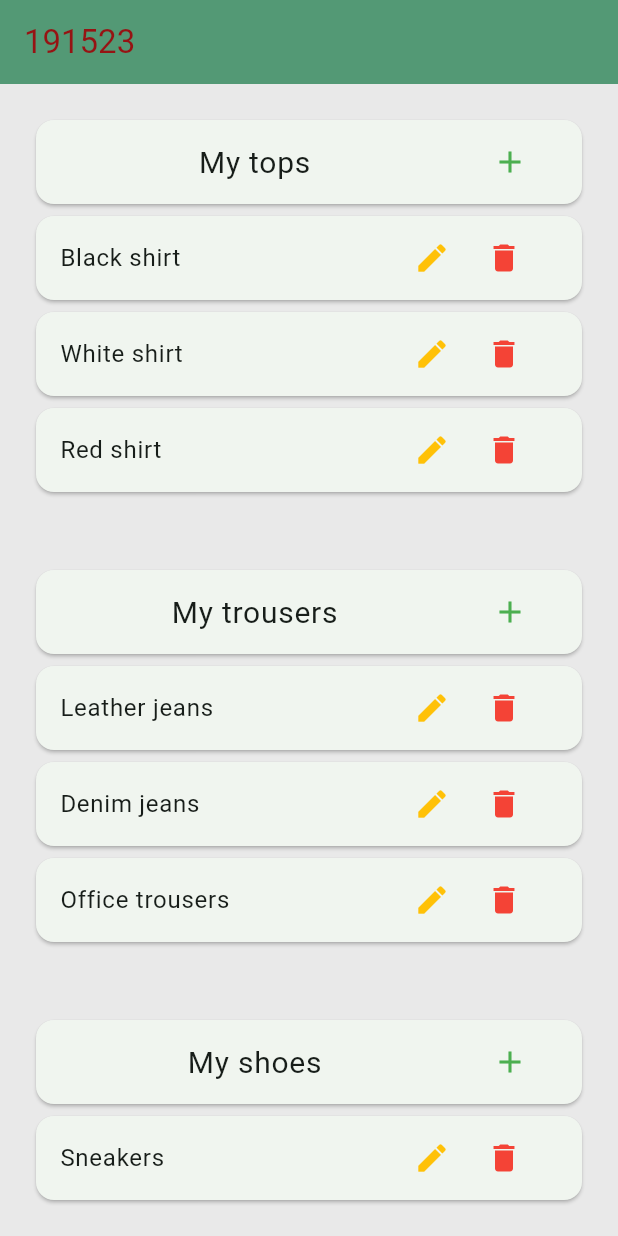
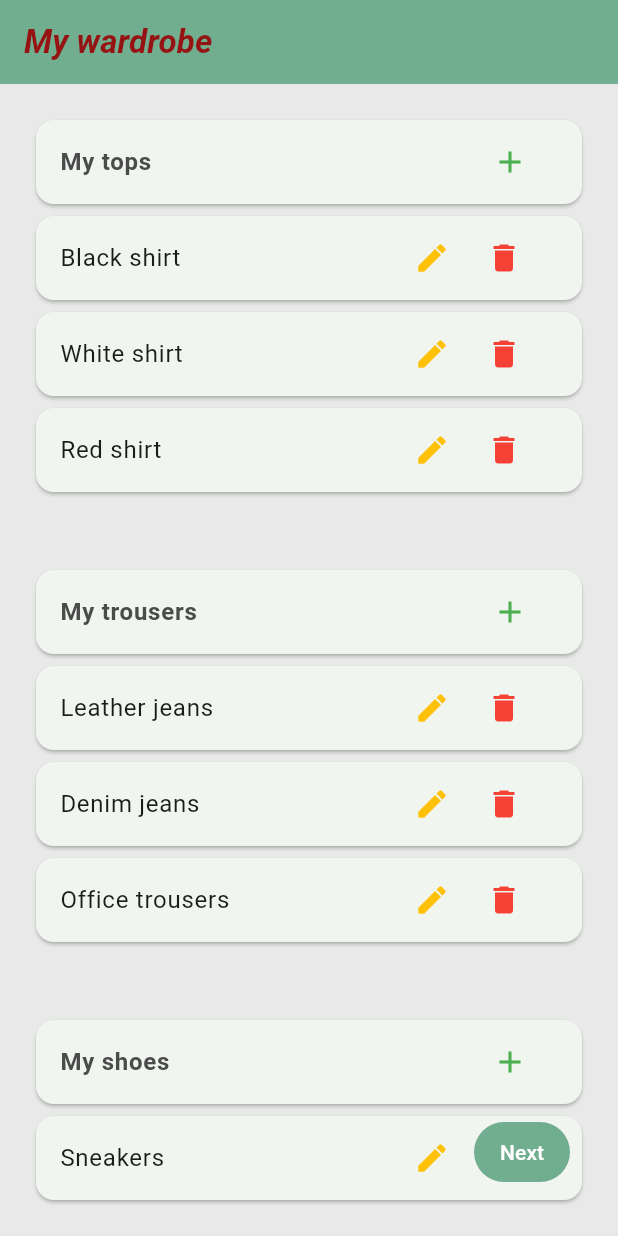
Before and after one commit to teonakuzmanovska/Mobile_Information_Systems, a Flutter app: the screen it shows after launch, on a phone screen of 412 x 824 dp. Run offline on Flutter 3.47's test engine with Material 3 defaults, Android fonts, the phone set to English and light mode, and no system bars.

Commit message:
finished home page

```diff
--- a/labs/lab2/lib/main.dart
+++ b/labs/lab2/lib/main.dart
@@ -159,12 +159,11 @@ Widget _buildClothingList(String category) {
         children: <Widget>[
           Card(
             child: ListTile(
-            title: Center(
-              child: Text(
+              title: Text(
                 "My $category",
-                style: const TextStyle(fontSize: 20),
-                textAlign: TextAlign.center,
-              ),
+                style: const TextStyle(
+                    fontWeight: FontWeight.bold,
+                    color: Color.fromARGB(255, 75, 75, 75)),
               ),
               trailing: IconButton(
                 icon: const Icon(Icons.add),
@@ -221,15 +220,17 @@ Widget _buildClothingList(String category) {
     );
   }
 
-
   @override
   Widget build(BuildContext context) {
     return Scaffold(
       appBar: AppBar(
-        backgroundColor: const Color.fromARGB(255, 83, 153, 117),
+        backgroundColor: Color.fromARGB(255, 113, 174, 143),
         title: const Text(
-          "191523",
-          style: TextStyle(color: Color.fromARGB(255, 150, 19, 19)),
+          "My wardrobe",
+          style: TextStyle(
+              color: Color.fromARGB(255, 150, 19, 19),
+              fontStyle: FontStyle.italic,
+              fontWeight: FontWeight.bold),
         ),
         foregroundColor: Colors.white,
       ),
@@ -242,6 +243,25 @@ Widget _buildClothingList(String category) {
               _buildClothingList('shoes'),
             ]),
           )),
+      floatingActionButton: Container(
+        alignment: Alignment.bottomRight,
+        margin: EdgeInsets.only(bottom: 16.0, right: 16.0),
+        child: TextButton(
+          onPressed: () {
+            Navigator.push(
+                context,
+                MaterialPageRoute(
+                    builder: (context) => Selection(clothes: clothes)));
+          },
+          style: TextButton.styleFrom(
+            backgroundColor: Color.fromARGB(255, 113, 174, 143),
+          ),
+          child: Text(
+            'Next',
+            style: TextStyle(color: Colors.white),
+          ),
+        ),
+      ),
     );
   }
 }
```
Also changed, not shown: labs/lab2/lib/selection.dart (+9 -1 lines). Lines whose indentation alone changed are shown as unchanged.
